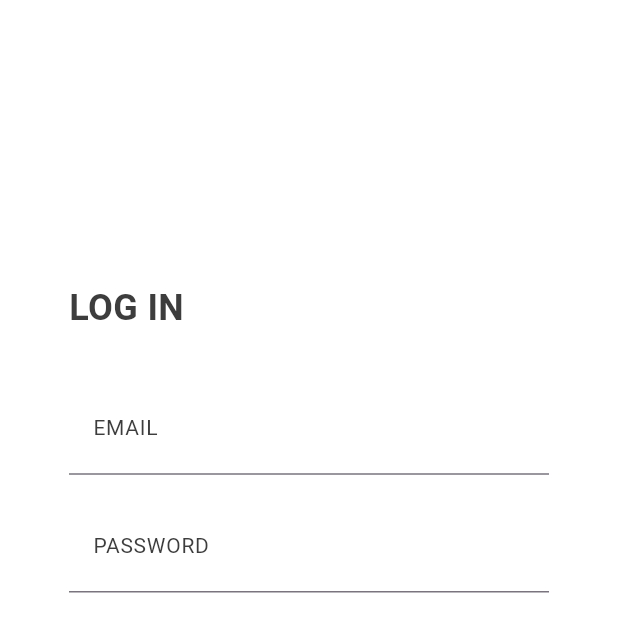
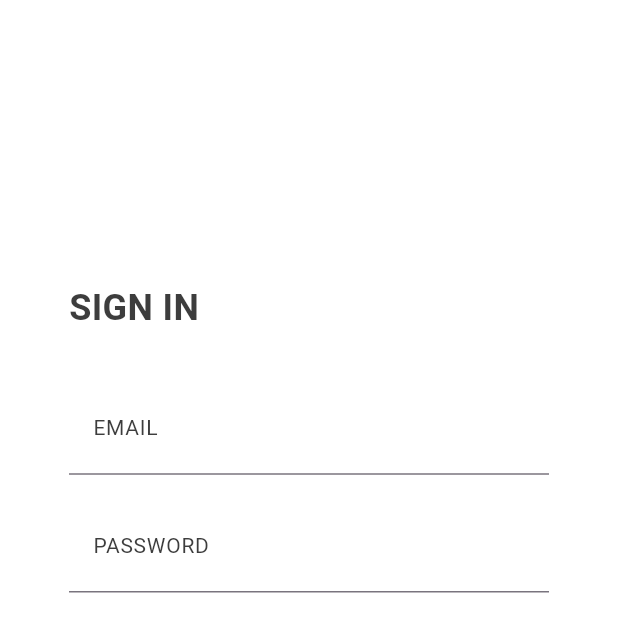
Before and after one commit to ashtonjamesd/enchilada-racing, a Flutter app: the screen it shows after launch, after a tap on "Sign Up", after a tap on "Log in", on a phone screen of 412 x 824 dp, the top half of it. Run offline on Flutter 3.47's test engine with Material 3 defaults, Android fonts, the phone set to English and light mode, and no system bars; our stand-ins replace firebase_auth, firebase_core; accounts and stored records are empty; network calls fail.

Commit message:
added form sign in validation

```diff
--- /dev/null
+++ b/quant/lib/globals.dart
@@ -0,0 +1,5 @@
+import 'package:flutter/material.dart';
+
+const Color primarydarkBlue = Color.fromARGB(255, 67, 69, 125);
+const Color secondaryDarkBlue = Color.fromARGB(255, 134, 136, 209);
+const Color textColour = Color.fromARGB(255, 61, 61, 61);
--- a/quant/lib/main.dart
+++ b/quant/lib/main.dart
@@ -1,6 +1,6 @@
 import 'package:flutter/material.dart';
 import 'package:firebase_core/firebase_core.dart';
-import 'package:quant/wrapper.dart';
+import 'package:quant/views/sign_in.dart';
 
 import 'utilities/firebase_options.dart';
 
@@ -19,7 +19,7 @@ class App extends StatelessWidget {
   Widget build(BuildContext context) {
     return const MaterialApp(
       debugShowCheckedModeBanner: false,
-      home: Wrapper(),
+      home: Authenticate(),
     );
   }
 }
--- a/quant/lib/services/auth.dart
+++ b/quant/lib/services/auth.dart
@@ -16,8 +16,6 @@ class AuthService{
     try
     {
       User? user = (await auth.signInAnonymously()).user;
-      print("\nFirebase User: \t\t${user?.uid}\n");
-
       return createQuantUser(user);
     }
     catch (exception)
@@ -27,7 +25,7 @@ class AuthService{
     }
   }
 
-  Future logoutCurrentUser() async
+  Future? signOutCurrentUser() async
   {
     try
     {
--- a/quant/lib/views/authenticate.dart
+++ b/quant/lib/views/sign_in.dart
@@ -1,4 +1,5 @@
 import 'package:flutter/material.dart';
+import 'package:quant/globals.dart';
 import 'package:quant/models/user.dart';
 import 'package:quant/services/auth.dart';
 import 'package:quant/views/home.dart';
@@ -14,9 +15,9 @@ class Authenticate extends StatefulWidget {
 class _AuthenticateState extends State<Authenticate> {
 
   final AuthService auth = AuthService();
-  Color primarydarkBlue = const Color.fromARGB(255, 67, 69, 125);
-  Color secondaryDarkBlue = const Color.fromARGB(255, 134, 136, 209);
-  Color textColour = const Color.fromARGB(255, 61, 61, 61);
+
+  String email = "";
+  String password = "";
 
   @override
   Widget build(BuildContext context) {
@@ -31,12 +32,12 @@ class _AuthenticateState extends State<Authenticate> {
             color: Colors.white,// make this check if it is on a desktop monitor if so make it grey, else on a mobile make it white
             child: Column(
               children: [
-                Padding(
-                  padding: const EdgeInsets.only(bottom: 32, top: 160),
+                const Padding(
+                  padding: EdgeInsets.only(bottom: 32, top: 160),
                   child: Align(
                     alignment: Alignment.topLeft,
                     child: Text(
-                      "LOG IN",
+                      "SIGN IN",
                       style: TextStyle(
                         color: textColour,
                         fontSize: 24,
@@ -45,28 +46,38 @@ class _AuthenticateState extends State<Authenticate> {
                     ),
                   ),
                 ),
-                TextField(
+                TextFormField(
+                  onChanged: (text) {
+                    setState(() {
+                      email = text;
+                    });
+                  },
                   cursorColor: Colors.grey,
-                  decoration: InputDecoration(
+                  decoration: const InputDecoration(
                     labelText: "EMAIL",
                     labelStyle: TextStyle(
                       color: textColour,
                       fontSize: 14,
                     ),
-                    contentPadding: const EdgeInsets.symmetric(vertical: 12, horizontal: 16),
+                    contentPadding: EdgeInsets.symmetric(vertical: 12, horizontal: 16),
                   ),
                 ),
                 const SizedBox(height:16),
-                TextField(
+                TextFormField(
+                  onChanged: (text) {
+                    setState(() {
+                      password = text;
+                    });
+                  },
                   cursorColor: Colors.grey,
                   obscureText: true,
-                  decoration: InputDecoration(
+                  decoration: const InputDecoration(
                     labelText: "PASSWORD",
                     labelStyle: TextStyle(
                       color: textColour,
                       fontSize: 14,
                     ),
-                    contentPadding: const EdgeInsets.symmetric(vertical: 12, horizontal: 16),
+                    contentPadding: EdgeInsets.symmetric(vertical: 12, horizontal: 16),
                   ),
                 ),
                 Padding(
@@ -76,7 +87,7 @@ class _AuthenticateState extends State<Authenticate> {
                     height: 40,
                     decoration: BoxDecoration(
                       borderRadius: BorderRadius.circular(20),
-                      gradient: LinearGradient(
+                      gradient: const LinearGradient(
                         colors: [
                           primarydarkBlue,
                           secondaryDarkBlue,
@@ -132,7 +143,7 @@ class _AuthenticateState extends State<Authenticate> {
           Row(
             mainAxisAlignment: MainAxisAlignment.center,
             children: [
-              Text(
+              const Text(
                 "Don't have an account?",
                 style: TextStyle(
                   color: textColour,
@@ -143,7 +154,7 @@ class _AuthenticateState extends State<Authenticate> {
                 onPressed: () {
                   Navigator.pushReplacement(context, MaterialPageRoute(builder: (context) => SignUp()));
                 },
-                child: Text(
+                child: const Text(
                   "Sign Up",
                   style: TextStyle(
                     color: textColour,
--- a/quant/lib/views/sign_up.dart
+++ b/quant/lib/views/sign_up.dart
@@ -1,17 +1,21 @@
 import 'package:flutter/material.dart';
-import 'package:quant/models/user.dart';
+import 'package:quant/globals.dart';
 import 'package:quant/services/auth.dart';
-import 'package:quant/views/authenticate.dart';
-import 'package:quant/views/home.dart';
+import 'package:quant/views/sign_in.dart';
 
-class SignUp extends StatelessWidget {
+class SignUp extends StatefulWidget {
   SignUp({super.key});
 
-  final AuthService _auth = AuthService();
+  @override
+  State<SignUp> createState() => _SignUpState();
+}
 
-  final Color primarydarkBlue = const Color.fromARGB(255, 67, 69, 125);
-  final Color secondaryDarkBlue = const Color.fromARGB(255, 134, 136, 209);
-  final Color textColour = const Color.fromARGB(255, 61, 61, 61);
+class _SignUpState extends State<SignUp> {
+
+  final _formKey = GlobalKey<FormState>();
+
+  String email = "";
+  String password = "";
 
   @override
   Widget build(BuildContext context) {
@@ -26,8 +30,8 @@ class SignUp extends StatelessWidget {
             color: Colors.white,// make this check if it is on a desktop monitor if so make it grey, else on a mobile make it white
             child: Column(
               children: [
-                Padding(
-                  padding: const EdgeInsets.only(bottom: 32, top: 160),
+                const Padding(
+                  padding: EdgeInsets.only(bottom: 32, top: 160),
                   child: Align(
                     alignment: Alignment.topLeft,
                     child: Text(
@@ -40,28 +44,49 @@ class SignUp extends StatelessWidget {
                     ),
                   ),
                 ),
-                TextField(
+                Form(
+                  key: _formKey,
+                  child: Column(
+                    children: [
+                      Padding(
+                        padding: const EdgeInsets.only(bottom: 16),
+                        child: TextFormField(
+                          validator: (text) => text!.isEmpty ? 'Email required' : null,
+                          onChanged: (text) {
+                            setState(() {
+                              email = text;
+                            });
+                          },
                           cursorColor: Colors.grey,
-                  decoration: InputDecoration(
+                          decoration: const InputDecoration(
                             labelText: "EMAIL",
                             labelStyle: TextStyle(
                               color: textColour,
                               fontSize: 14,
                             ),
-                    contentPadding: const EdgeInsets.symmetric(vertical: 12, horizontal: 16),
+                            contentPadding: EdgeInsets.symmetric(vertical: 12, horizontal: 16),
                           ),
                         ),
-                const SizedBox(height:16),
-                TextField(
+                      ),
+                      TextFormField(
+                        validator: (text) => text!.length < 8 ? "Password must be 8 characters or more" : null,
+                        onChanged: (text){
+                          setState(() {
+                            password = text;
+                          });
+                        },
                         cursorColor: Colors.grey,
                         obscureText: true,
-                  decoration: InputDecoration(
+                        decoration: const InputDecoration(
                           labelText: "PASSWORD",
                           labelStyle: TextStyle(
                             color: textColour,
                             fontSize: 14,
                           ),
-                    contentPadding: const EdgeInsets.symmetric(vertical: 12, horizontal: 16),
+                          contentPadding: EdgeInsets.symmetric(vertical: 12, horizontal: 16),
+                        ),
+                      ),
+                    ],
                   ),
                 ),
                 Padding(
@@ -71,7 +96,7 @@ class SignUp extends StatelessWidget {
                     height: 40,
                     decoration: BoxDecoration(
                       borderRadius: BorderRadius.circular(20),
-                      gradient: LinearGradient(
+                      gradient: const LinearGradient(
                         colors: [
                           primarydarkBlue,
                           secondaryDarkBlue,
@@ -81,7 +106,10 @@ class SignUp extends StatelessWidget {
                     child: Center(
                       child: TextButton(
                         onPressed: () async {
+                          if (_formKey.currentState!.validate())
+                          {
 
+                          }
                         },
                         child: const Icon(
                           Icons.login,
@@ -95,22 +123,8 @@ class SignUp extends StatelessWidget {
                 Align(
                   alignment: Alignment.topLeft,
                   child: TextButton(
-                    onHover: (isHovering) {
-                      if (isHovering){
+                    onPressed: () async {
 
-                      }
-                    },
-                    onPressed: () async {
-                        AnonymousUser? result = await _auth.signInAnon();
-
-                        if (result != null){
-                          Navigator.pushReplacement(context, MaterialPageRoute(builder: (context) => Home()));
-                          print("Signed in anonymously with:  ${result.userId}");
-                        }
-                        else
-                        {
-                          print("Error: Unable to sign in");
-                        }
                     },
                     child: Text(
                       "or enter anonymously",
@@ -127,7 +141,7 @@ class SignUp extends StatelessWidget {
           Row(
             mainAxisAlignment: MainAxisAlignment.center,
             children: [
-              Text(
+              const Text(
                 "Already have an account?",
                 style: TextStyle(
                   color: textColour,
@@ -138,7 +152,7 @@ class SignUp extends StatelessWidget {
                 onPressed: () {
                   Navigator.pushReplacement(context, MaterialPageRoute(builder: (context) => const Authenticate()));
                 },
-                child: Text(
+                child: const Text(
                   "Log in",
                   style: TextStyle(
                     color: textColour,
--- a/quant/lib/wrapper.dart
+++ /dev/null
@@ -1,11 +0,0 @@
-import 'package:flutter/widgets.dart';
-import 'package:quant/views/authenticate.dart';
-
-class Wrapper extends StatelessWidget {
-  const Wrapper({super.key});
-
-  @override
-  Widget build(BuildContext context) {
-    return Authenticate();
-  }
-}
```
Also changed, not shown: quant/lib/widgets/logout_button.dart (+12 -7 lines). Lines whose indentation alone changed are shown as unchanged.
